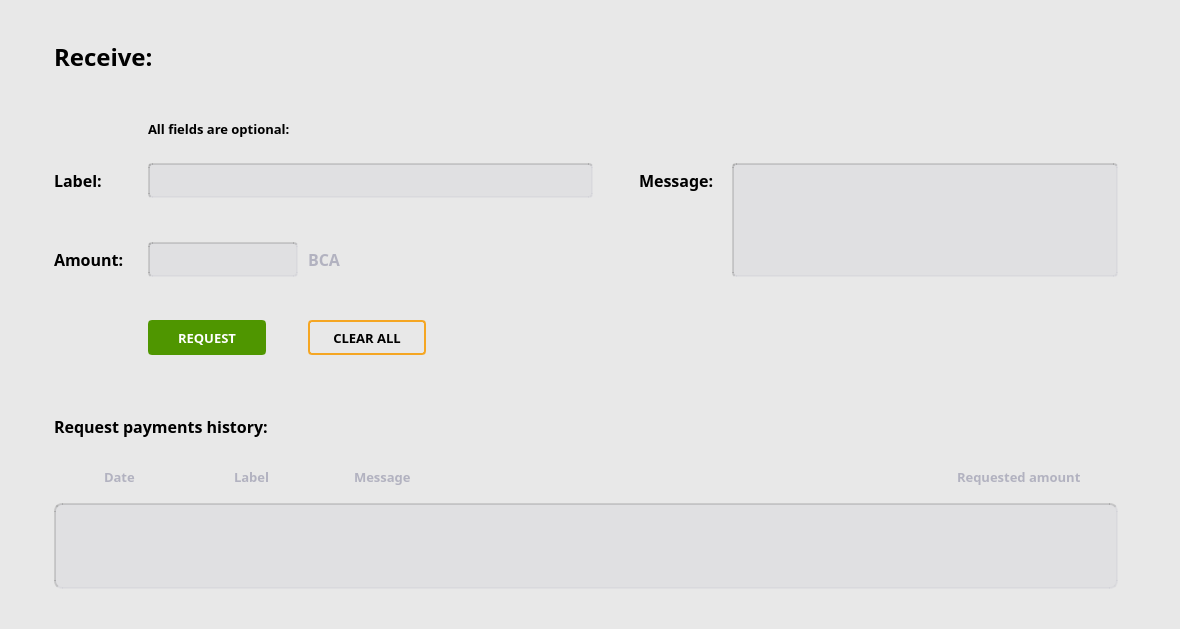
This is src/qt/forms/receivecoinsdialog.ui in bitcoin-atom/bitcoin-atom as Qt 5 draws it before an edit. The edited form follows.
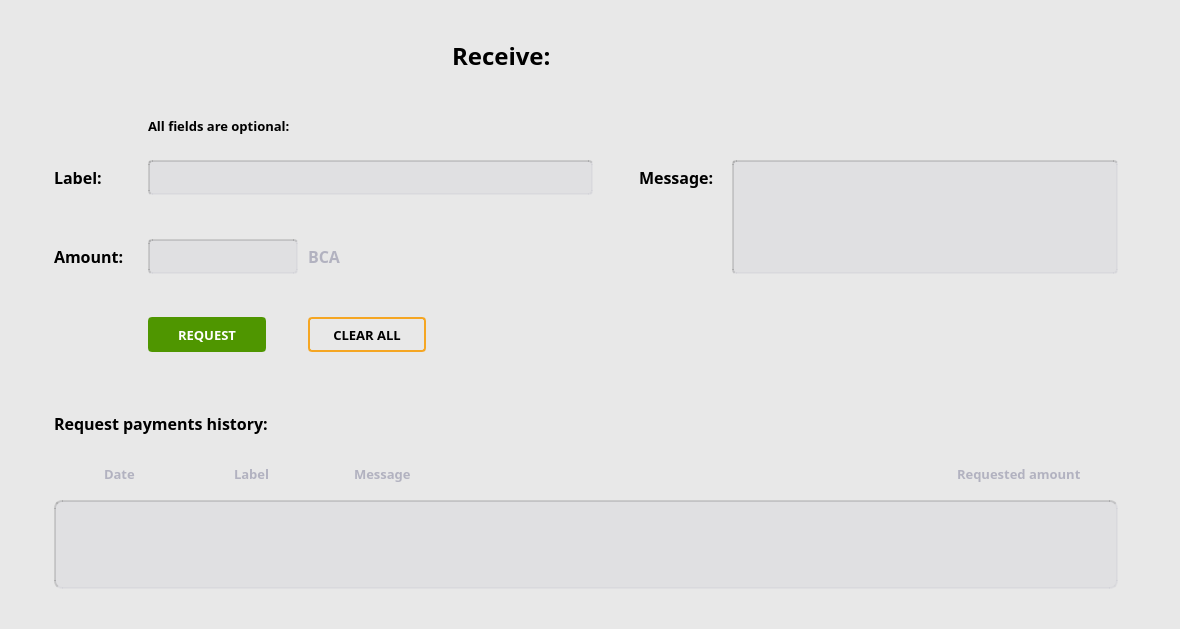
This is the edited form. Custom widgets are drawn as their Qt base class.

The edit to the form file:
```diff
--- a/src/qt/forms/receivecoinsdialog.ui
+++ b/src/qt/forms/receivecoinsdialog.ui
@@ -40,11 +40,23 @@
      <item>
       <widget class="QLabel" name="label">
        <property name="sizePolicy">
-        <sizepolicy hsizetype="Preferred" vsizetype="Preferred">
+        <sizepolicy hsizetype="Fixed" vsizetype="Fixed">
          <horstretch>0</horstretch>
          <verstretch>0</verstretch>
         </sizepolicy>
        </property>
+       <property name="minimumSize">
+        <size>
+         <width>267</width>
+         <height>31</height>
+        </size>
+       </property>
+       <property name="maximumSize">
+        <size>
+         <width>267</width>
+         <height>31</height>
+        </size>
+       </property>
        <property name="font">
         <font>
          <family>Roboto Mono</family>
@@ -625,6 +637,19 @@
      </item>
     </layout>
    </item>
+   <item>
+    <spacer name="verticalSpacer">
+     <property name="orientation">
+      <enum>Qt::Vertical</enum>
+     </property>
+     <property name="sizeHint" stdset="0">
+      <size>
+       <width>20</width>
+       <height>40</height>
+      </size>
+     </property>
+    </spacer>
+   </item>
    <item>
     <layout class="QHBoxLayout" name="horizontalLayout_3">
      <property name="spacing">
```
Left out of the diff: 2 changed lines with no effect on the pictures.
